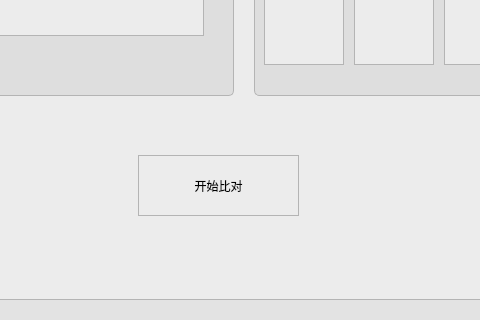
The window that UIModule/faceidentitydiscern.ui (zhangjianscc/ZMClient) describes before a commit, drawn with Qt 5; both pictures show x 86 to 566 and y 400 to 720 of the 1100 by 720 pixel window.
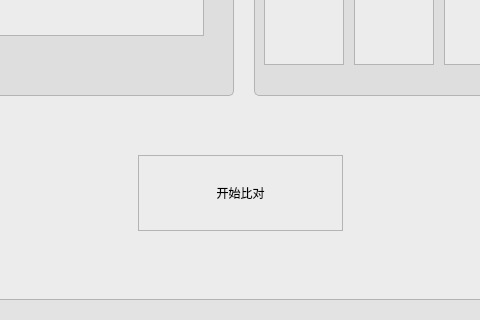
The same window after the commit. Icons and pictures are not drawn.

Diff of the .ui file:
```diff
--- a/UIModule/faceidentitydiscern.ui
+++ b/UIModule/faceidentitydiscern.ui
@@ -393,8 +393,8 @@
            <rect>
             <x>214</x>
             <y>510</y>
-            <width>161</width>
-            <height>61</height>
+            <width>205</width>
+            <height>76</height>
            </rect>
           </property>
           <property name="text">
```
